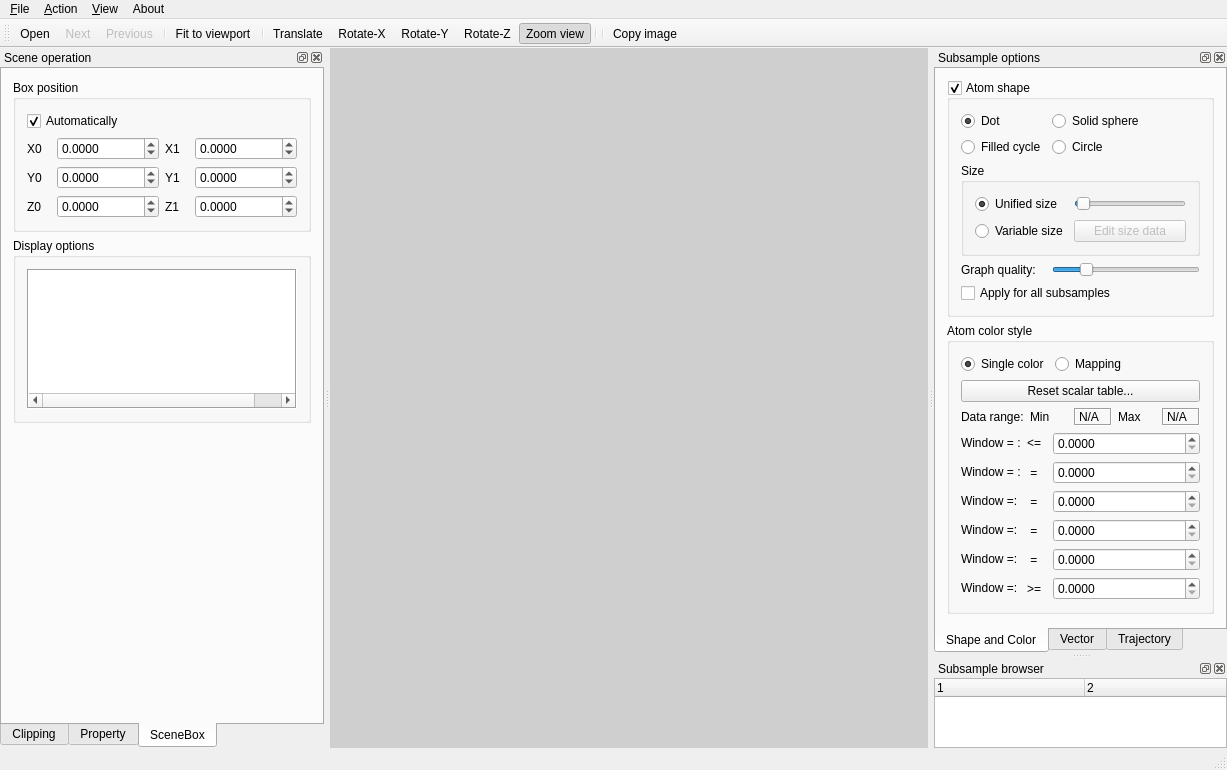
This is VisAtom2017/VisAtom2017.ui in qhou-scu/VisAtom as Qt 5 draws it before an edit. The edited form follows.
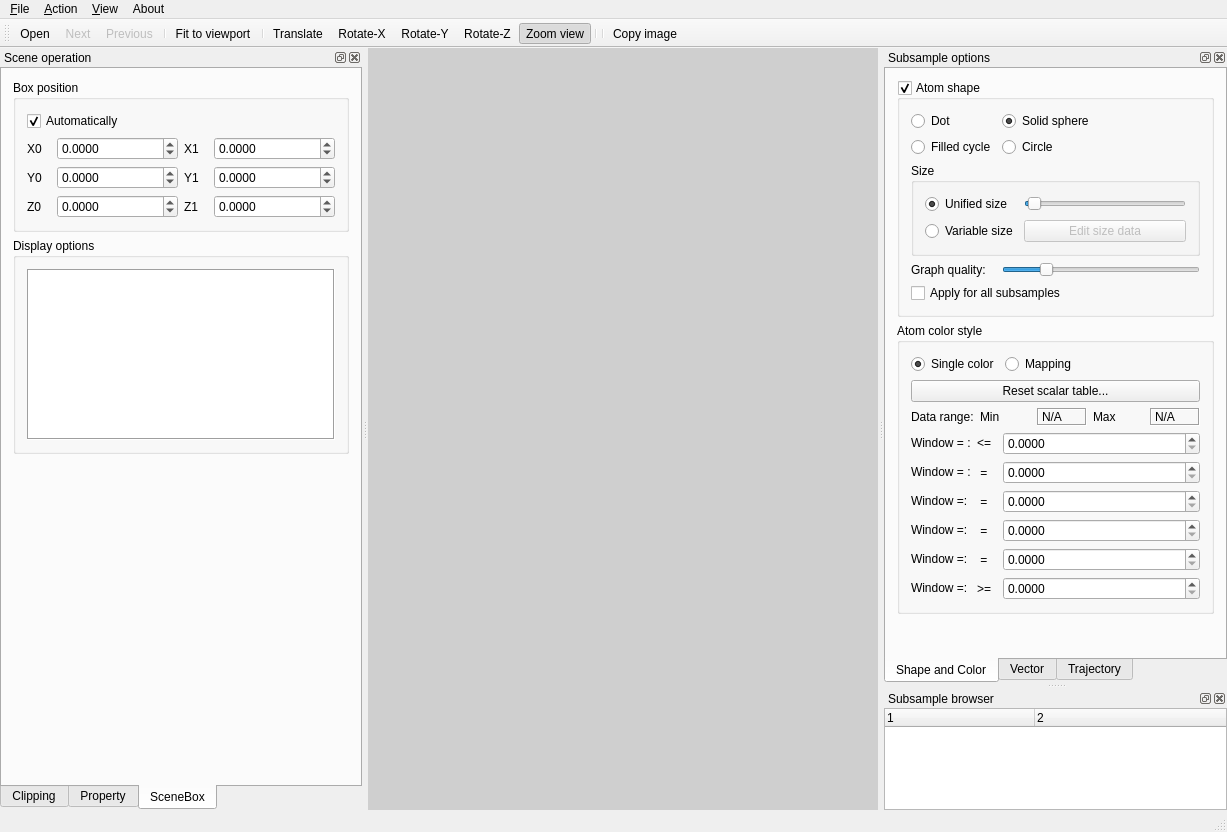
This is the edited form. Icons and pictures are not drawn. Custom widgets are drawn as their Qt base class.

Patch:
```diff
--- a/VisAtom2017/VisAtom2017.ui
+++ b/VisAtom2017/VisAtom2017.ui
@@ -7,7 +7,7 @@
     <x>0</x>
     <y>0</y>
     <width>1227</width>
-    <height>762</height>
+    <height>832</height>
    </rect>
   </property>
   <property name="sizePolicy">
@@ -234,8 +234,8 @@
    </property>
    <property name="minimumSize">
     <size>
-     <width>314</width>
-     <height>667</height>
+     <width>362</width>
+     <height>701</height>
     </size>
    </property>
    <property name="maximumSize">
@@ -2507,8 +2507,8 @@
    </property>
    <property name="minimumSize">
     <size>
-     <width>282</width>
-     <height>559</height>
+     <width>343</width>
+     <height>635</height>
     </size>
    </property>
    <property name="maximumSize">
@@ -2583,7 +2583,7 @@
                <string>Dot</string>
               </property>
               <property name="checked">
-               <bool>true</bool>
+               <bool>false</bool>
               </property>
              </widget>
             </item>
@@ -2592,6 +2592,9 @@
               <property name="text">
                <string>Solid sphere</string>
               </property>
+              <property name="checked">
+               <bool>true</bool>
+              </property>
              </widget>
             </item>
             <item row="1" column="0">
```
Left out of the diff: 2 changed lines with no effect on the pictures.
